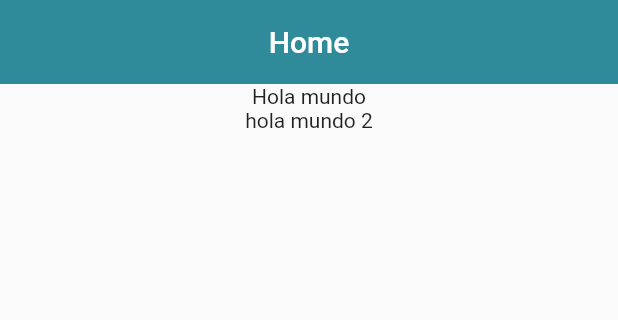
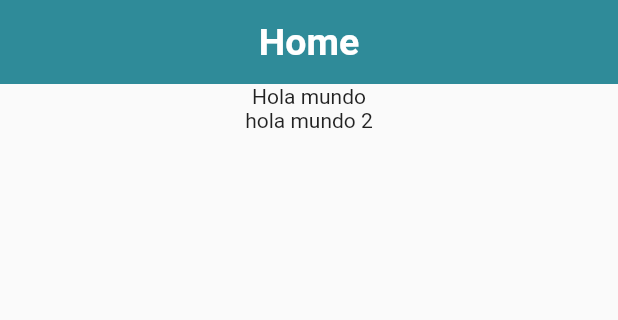
Before and after one commit to Balam2001/ProyectoDart, a Flutter app: the screen it shows after launch, on a phone screen of 412 x 824 dp, the part 84-404 px from its top. Run offline on Flutter 3.47's test engine with Material 2 defaults, Android fonts, the phone set to English and light mode, and no system bars.

Commit message:
cambios simples

```diff
--- a/lib/routes/app_routes.dart
+++ b/lib/routes/app_routes.dart
@@ -6,6 +6,7 @@ import 'package:merceria_fat/models/item_menu.dart';
 class AppRoutes{
   static final menuOptions = <ItemMenu>[
     ItemMenu(label: 'Iniciar sesión', route: 'login', icon: Icons.account_circle, screen: const LoginScreen()),
+    ItemMenu(label: 'Perfil', route: 'perfil', icon: Icons.account_circle_rounded, screen: const PerfilUsuario()),
     ItemMenu(label: 'Configuración', route: 'configuracion', icon: Icons.settings, screen: const ConfigScreen()),
   ];
 
--- a/lib/screens/clubes_screen.dart
+++ b/lib/screens/clubes_screen.dart
@@ -18,7 +18,7 @@ class _ClubesScreenState extends State<ClubesScreen> {
         centerTitle: true,
         titleTextStyle: const TextStyle(
           fontWeight: FontWeight.bold,
-          fontSize: 20.0,
+          fontSize: 25.0,
         ),
       ),
       body: ListView(
@@ -58,6 +58,8 @@ class _ClubesScreenState extends State<ClubesScreen> {
               ),
             ),
 
+
+
         ],
       ),
     );
--- a/lib/screens/home_screen.dart
+++ b/lib/screens/home_screen.dart
@@ -13,6 +13,10 @@ class HomeScreen extends StatelessWidget {
         appBar: AppBar(
         title: const Text('Home'),
         backgroundColor: AppTheme.primaryColor,
+        titleTextStyle: const TextStyle(
+          fontWeight: FontWeight.bold,
+          fontSize: 25.0,
+        ),
         centerTitle: true,
         ),
 
--- a/lib/screens/screens.dart
+++ b/lib/screens/screens.dart
@@ -6,3 +6,4 @@ export 'package:merceria_fat/screens/clubes_screen.dart';
 export 'package:merceria_fat/screens/registro_screen.dart';
 export 'package:merceria_fat/screens/config_screen.dart';
 export 'package:merceria_fat/screens/club_screen.dart';
+export 'package:merceria_fat/screens/perfilusua_screen.dart';
--- a/lib/screens/servicios_screen.dart
+++ b/lib/screens/servicios_screen.dart
@@ -8,6 +8,10 @@ class ButtonScreen extends StatelessWidget {
     return  Scaffold(
       appBar: AppBar(
         title: const Text('ButtonScreen'),
+        titleTextStyle: const TextStyle(
+          fontWeight: FontWeight.bold,
+          fontSize: 25.0
+        ),
       ),
     );
   }
```
Also changed, not shown: lib/screens/filtros_screen.dart (+1 -12 lines), lib/screens/perfilusua_screen.dart (added, +28 -0 lines), flutter_02.png (added).
